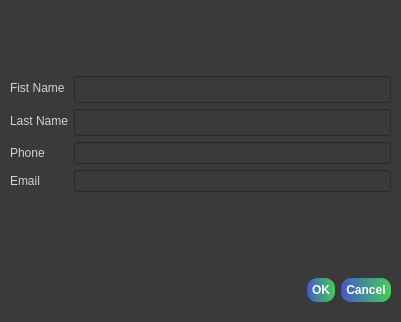
Qt form AddPerson.ui (hrosicka/PyQtPartyList) before a commit.
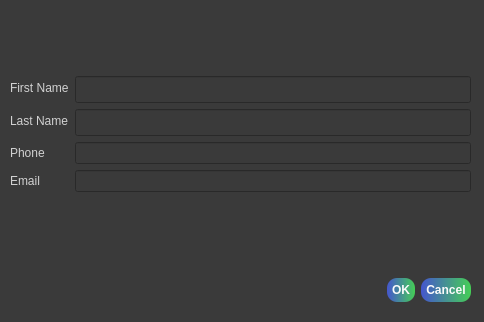
The same form after that commit.

Commit message: Person added - messagebox, tooltips

```diff
--- a/AddPerson.ui
+++ b/AddPerson.ui
@@ -6,10 +6,28 @@
    <rect>
     <x>0</x>
     <y>0</y>
-    <width>401</width>
+    <width>484</width>
     <height>322</height>
    </rect>
   </property>
+  <property name="minimumSize">
+   <size>
+    <width>484</width>
+    <height>322</height>
+   </size>
+  </property>
+  <property name="maximumSize">
+   <size>
+    <width>484</width>
+    <height>322</height>
+   </size>
+  </property>
+  <property name="baseSize">
+   <size>
+    <width>484</width>
+    <height>322</height>
+   </size>
+  </property>
   <property name="windowTitle">
    <string>Add new person</string>
   </property>
@@ -21,7 +39,7 @@
     <rect>
      <x>10</x>
      <y>270</y>
-     <width>381</width>
+     <width>461</width>
      <height>41</height>
     </rect>
    </property>
@@ -52,7 +70,7 @@
     <rect>
      <x>10</x>
      <y>10</y>
-     <width>381</width>
+     <width>461</width>
      <height>247</height>
     </rect>
    </property>
@@ -67,7 +85,7 @@
 color: rgb(209, 209, 209);</string>
       </property>
       <property name="text">
-       <string>Fist Name</string>
+       <string>First Name</string>
       </property>
      </widget>
     </item>
@@ -155,6 +173,9 @@
        <string notr="true">font: 12pt &quot;MS Shell Dlg 2&quot;;
 color: rgb(209, 209, 209);</string>
       </property>
+      <property name="alignment">
+       <set>Qt::AlignRight|Qt::AlignTrailing|Qt::AlignVCenter</set>
+      </property>
      </widget>
     </item>
    </layout>
```
Left out of the diff: 9 changed lines with no effect on the pictures. The commit also changes 1 other file.
